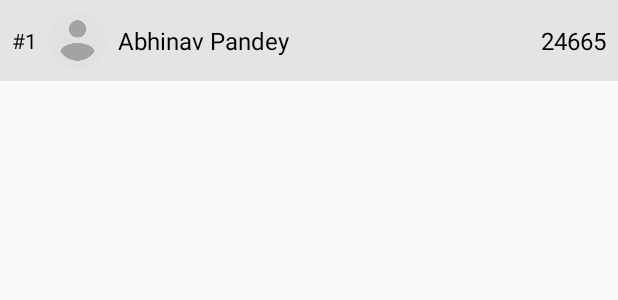
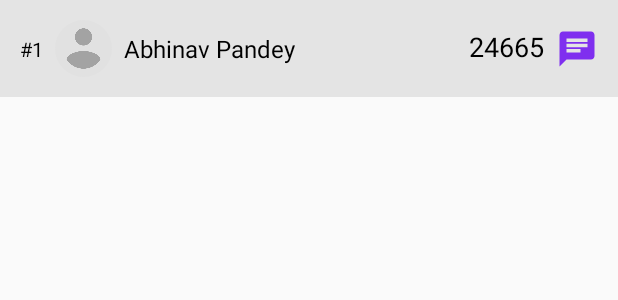
Before and after one commit to TechSinkoo/Quizinku, an Android app: the layout row_leaderboards.xml on its own in the app's theme, with its tools: preview values and no code run, on a phone screen of 412 x 824 dp. Shown: the top 300 px of the screen. Run offline under Robolectric (Android 15) with nearby library versions, the phone set to English and light mode, and no system bars; Roboto replaces fonts that are not available here.

Commit message:
new updates

```diff
--- a/app/build.gradle
+++ b/app/build.gradle
@@ -12,8 +12,8 @@ android {
         applicationId "com.tecstudyap.sinkuquiz"
         minSdk 21
         targetSdk 31
-        versionCode 1
-        versionName "1.0"
+        versionCode 2
+        versionName "1.1"
         multiDexEnabled true
         testInstrumentationRunner "androidx.test.runner.AndroidJUnitRunner"
     }
--- a/app/src/main/java/com/tecstudyap/sinkuquiz/SpinnerActivity.java
+++ b/app/src/main/java/com/tecstudyap/sinkuquiz/SpinnerActivity.java
@@ -223,7 +223,7 @@ auth = FirebaseAuth.getInstance();
 
         AdRequest adRequest = new AdRequest.Builder().build();
 
-        InterstitialAd.load(this, getString(R.string.interstitialAd_id), adRequest,
+        InterstitialAd.load(this, getString(R.string.rewarded_ad), adRequest,
                 new InterstitialAdLoadCallback() {
                     @Override
                     public void onAdLoaded(@NonNull InterstitialAd interstitialAd) {
--- /dev/null
+++ b/app/src/main/res/drawable/ic_baseline_chat_24.xml
@@ -0,0 +1,5 @@
+<vector android:autoMirrored="true" android:height="28dp"
+    android:tint="#7F2FEF" android:viewportHeight="24"
+    android:viewportWidth="24" android:width="28dp" xmlns:android="http://schemas.android.com/apk/res/android">
+    <path android:fillColor="@android:color/white" android:pathData="M20,2L4,2c-1.1,0 -1.99,0.9 -1.99,2L2,22l4,-4h14c1.1,0 2,-0.9 2,-2L22,4c0,-1.1 -0.9,-2 -2,-2zM6,9h12v2L6,11L6,9zM14,14L6,14v-2h8v2zM18,8L6,8L6,6h12v2z"/>
+</vector>
--- a/app/src/main/res/layout/row_leaderboards.xml
+++ b/app/src/main/res/layout/row_leaderboards.xml
@@ -3,7 +3,10 @@
     xmlns:app="http://schemas.android.com/apk/res-auto"
     android:layout_width="match_parent"
     android:layout_height="wrap_content"
+    android:padding="5dp"
     android:background="#E4E4E4">
+
+
 
     <TextView
         android:id="@+id/index"
@@ -14,7 +17,7 @@
         android:fontFamily="@font/roboto_light"
         android:text="#1"
         android:textColor="@android:color/black"
-        android:textSize="14sp"
+        android:textSize="13sp"
         app:layout_constraintBottom_toBottomOf="@+id/imageView7"
         app:layout_constraintStart_toStartOf="parent"
         app:layout_constraintTop_toTopOf="@+id/imageView7" />
@@ -42,6 +45,7 @@
         android:text="Abhinav Pandey"
         android:textColor="@android:color/black"
         android:textSize="16sp"
+
         app:layout_constraintBottom_toBottomOf="@+id/imageView7"
         app:layout_constraintStart_toEndOf="@+id/imageView7"
         app:layout_constraintTop_toTopOf="@+id/imageView7" />
@@ -55,7 +59,9 @@
         android:fontFamily="@font/roboto_bold"
         android:text="24665"
         android:textColor="@android:color/black"
-        android:textSize="16sp"
+        android:textSize="18sp"
+android:drawableRight="@drawable/ic_baseline_chat_24"
+        android:drawablePadding="8dp"
         app:layout_constraintBottom_toBottomOf="@+id/name"
         app:layout_constraintEnd_toEndOf="parent"
         app:layout_constraintTop_toTopOf="@+id/name" />
--- a/app/src/main/res/values/strings.xml
+++ b/app/src/main/res/values/strings.xml
@@ -6,6 +6,7 @@
 
     <string name="banner_id">ca-app-pub-2779631885874157/4016020681</string>
     <string name="interstitialAd_id">ca-app-pub-2779631885874157/2319795633</string>
+    <string name="rewarded_ad">ca-app-pub-2779631885874157/8739742051</string>
 
 
     <string name="privacyandterms">By signing up you agree to our <a href="">privacy policy</a> and terms and conditions.</string>
```
